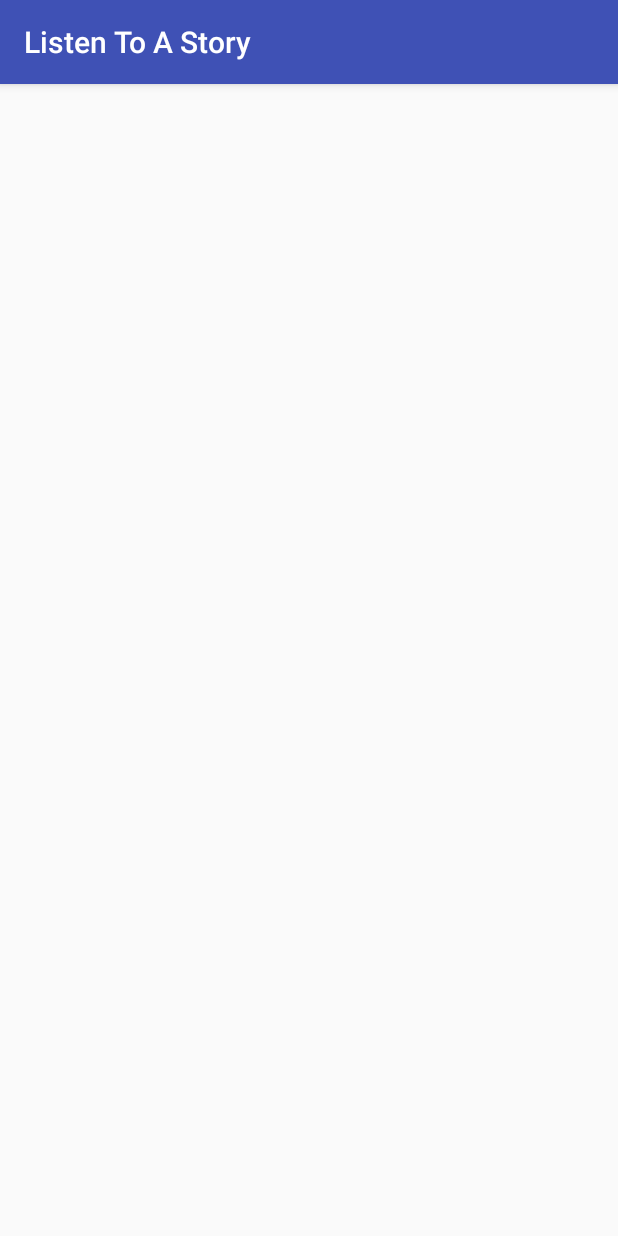
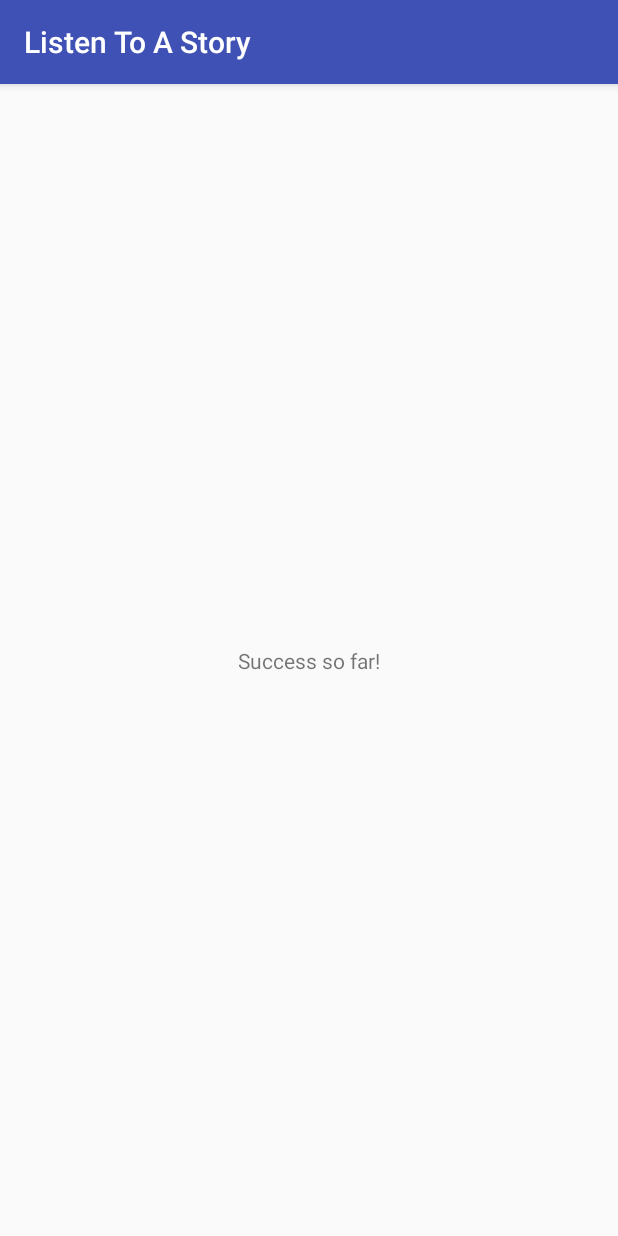
Before and after one commit to Clacli/ListenToAStory, an Android app: the NowPlayingActivity screen opened directly, with no data from a screen before it, on a phone screen of 412 x 824 dp. Run offline under Robolectric (Android 15) with nearby library versions, the phone set to English and light mode, and no system bars.

```diff
--- a/app/src/main/res/layout/activity_now_playing.xml
+++ b/app/src/main/res/layout/activity_now_playing.xml
@@ -1,8 +1,19 @@
 <?xml version="1.0" encoding="utf-8"?>
 <android.support.constraint.ConstraintLayout xmlns:android="http://schemas.android.com/apk/res/android"
+    xmlns:app="http://schemas.android.com/apk/res-auto"
     xmlns:tools="http://schemas.android.com/tools"
     android:layout_width="match_parent"
     android:layout_height="match_parent"
     tools:context=".NowPlayingActivity">
 
+    <TextView
+        android:layout_width="match_parent"
+        android:layout_height="wrap_content"
+        android:layout_marginBottom="8dp"
+        android:layout_marginTop="8dp"
+        android:gravity="center"
+        android:text="Success so far!"
+        app:layout_constraintBottom_toBottomOf="parent"
+        app:layout_constraintTop_toTopOf="parent" />
+
 </android.support.constraint.ConstraintLayout>
```
Also changed, not shown: app/src/main/java/com/example/claudiabee/listentoastory/LibraryActivity.java (+12 -0 lines), app/src/main/res/layout/activity_library.xml (+8 -2 lines).
